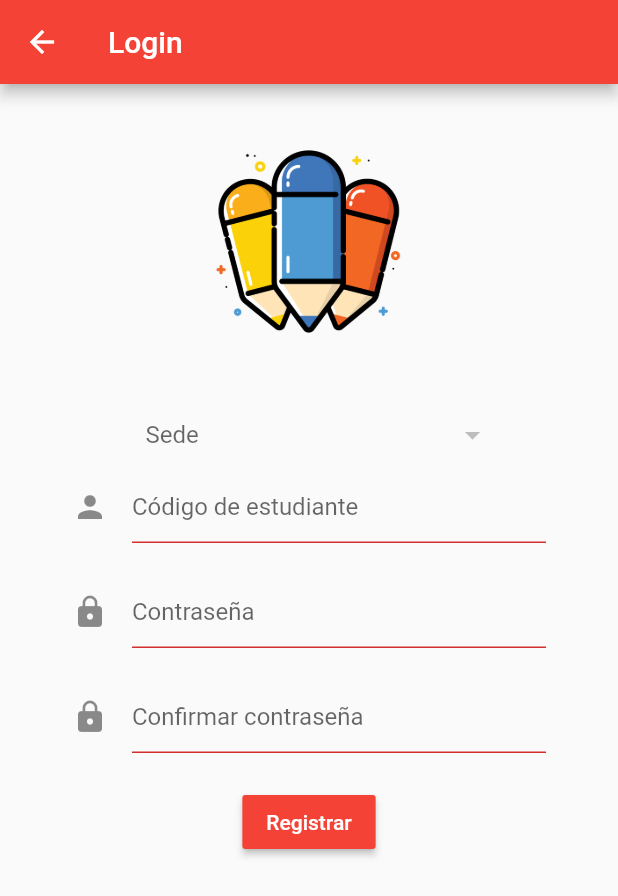
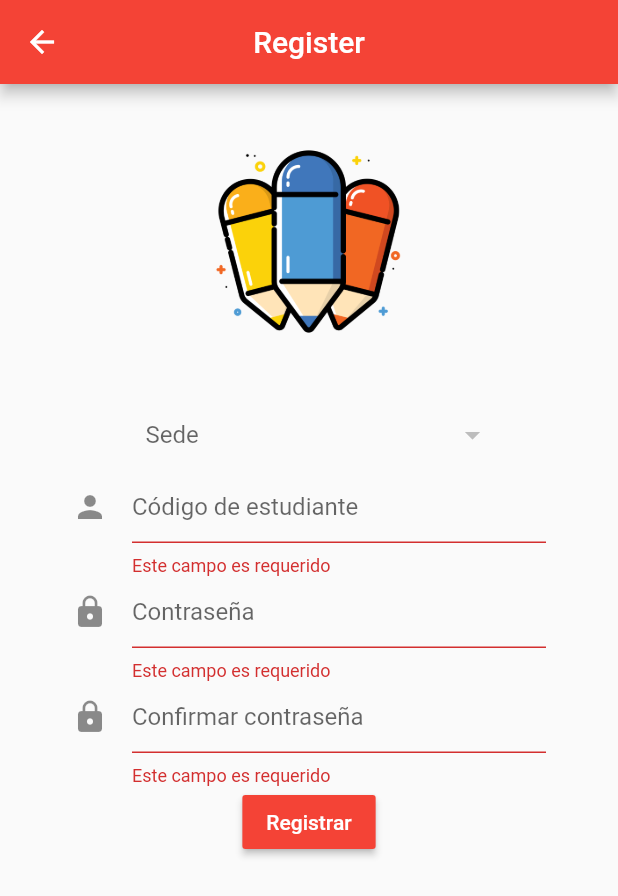
Before and after one commit to willingtonortiz/cubipool-flutter, a Flutter app: the RegisterPage screen opened by its route, after a tap on "Registrar", on a phone screen of 412 x 824 dp. Shown: the top 896 px of the screen. Run offline on Flutter 3.47's test engine with Material 2 defaults, Android fonts, the phone set to English and light mode, and no system bars; our stand-ins replace bloc, curved_navigation_bar, equatable, expandable, flutter_bloc, flutter_spinkit and 2 more; missing offline and left inert: barcode_scan; accounts and stored records are empty; network calls fail.

Commit message:
Se agregaron las validaciones a la pagina de registro, y se corrigio la navegacion de la misma; Se modifico el metodo para registrar un nuevo usuario

```diff
--- a/lib/main.dart
+++ b/lib/main.dart
@@ -12,7 +12,6 @@ class App extends StatelessWidget {
   Widget build(BuildContext context) {
     return MaterialApp(
       title: 'Cubipool APP',
-			debugShowCheckedModeBanner: false,
       theme: ThemeData(
         primarySwatch: Colors.red,
         visualDensity: VisualDensity.adaptivePlatformDensity,
--- a/lib/modules/auth/register/pages/register_page.dart
+++ b/lib/modules/auth/register/pages/register_page.dart
@@ -1,5 +1,7 @@
 import 'package:cubipool/models/campus.dart';
+import 'package:cubipool/services/auth/auth_service.dart';
 import 'package:cubipool/services/campus/campus_http_service.dart';
+import 'package:flutter/cupertino.dart';
 import 'package:flutter/material.dart';
 
 class RegisterPage extends StatefulWidget {
@@ -17,6 +19,8 @@ class _RegisterPageState extends State<RegisterPage> {
   var passwordController = TextEditingController();
   var confirmPasswordController = TextEditingController();
 
+  final _formKey = GlobalKey<FormState>();
+
   @override
   void initState() {
     super.initState();
@@ -27,10 +31,14 @@ class _RegisterPageState extends State<RegisterPage> {
   Widget build(BuildContext context) {
     return Scaffold(
       appBar: AppBar(
-        title: Text('Login'),
+        title: Text('Register'),
+        centerTitle: true,
       ),
       resizeToAvoidBottomInset: false,
-      body: Column(
+      body: Builder(
+        builder: (scfContext) => Form(
+          key: _formKey,
+          child: Column(
             children: <Widget>[
               Container(
                   margin: EdgeInsets.symmetric(vertical: 30.0),
@@ -48,8 +56,10 @@ class _RegisterPageState extends State<RegisterPage> {
                 padding: const EdgeInsets.symmetric(horizontal: 48.0),
                 child: _buildConfirmPasswordInput(),
               ),
-          _buildRegisterButton(),
+              _buildRegisterButton(scfContext),
             ],
+          ),
+        ),
       ),
     );
   }
@@ -80,15 +90,6 @@ class _RegisterPageState extends State<RegisterPage> {
         ),
       );
 
-  RaisedButton _buildRegisterButton() => RaisedButton(
-        color: Theme.of(context).primaryColor,
-        child: Text(
-          'Registrar',
-          style: TextStyle(color: Colors.white),
-        ),
-        onPressed: () {},
-      );
-
   TextFormField _buildStudentCodeInput() => TextFormField(
         controller: studentCodeController,
         decoration: InputDecoration(
@@ -96,7 +97,14 @@ class _RegisterPageState extends State<RegisterPage> {
             icon: Icon(Icons.person),
             errorText: ''),
         style: TextStyle(fontSize: 16.0),
-        validator: (String value) {},
+        validator: (String value) {
+          if (value.isEmpty) return "Este campo es requerido";
+
+          RegExp regExp = RegExp(r"^[uU]\d{4}\w{5}$", multiLine: false);
+          if (!regExp.hasMatch(value)) return "Debe ingresar un código válido";
+
+          return null;
+        },
       );
 
   TextFormField _buildPasswordInput() => TextFormField(
@@ -105,7 +113,10 @@ class _RegisterPageState extends State<RegisterPage> {
         decoration: InputDecoration(
             hintText: 'Contraseña', icon: Icon(Icons.lock), errorText: ''),
         style: TextStyle(fontSize: 16.0),
-        validator: (String value) {},
+        validator: (String value) {
+          if (value.isEmpty) return "Este campo es requerido";
+          return null;
+        },
       );
 
   TextFormField _buildConfirmPasswordInput() => TextFormField(
@@ -116,8 +127,62 @@ class _RegisterPageState extends State<RegisterPage> {
             icon: Icon(Icons.lock),
             errorText: ''),
         style: TextStyle(fontSize: 16.0),
-        validator: (String value) {},
+        validator: (String value) {
+          if (value.isEmpty) return "Este campo es requerido";
+          var password = passwordController.text;
+          debugPrint(value);
+          debugPrint(password);
+          if (password != value) return "La contraseña no coincide";
+          return null;
+        },
       );
+
+  RaisedButton _buildRegisterButton(BuildContext context) => RaisedButton(
+        color: Theme.of(context).primaryColor,
+        child: Text(
+          'Registrar',
+          style: TextStyle(color: Colors.white),
+        ),
+        onPressed: () async {
+          if (!_formKey.currentState.validate()) return;
+
+          var username = studentCodeController.text;
+          var password = passwordController.text;
+
+          try {
+            var token = await AuthService.register(username, password);
+
+            showSuccessAlert(context);
+          } on Exception catch (e) {
+            showSnackBar(context, 'Hubo un error al registrarse');
+          }
+        },
+      );
+
+  void showSuccessAlert(BuildContext context) {
+    showDialog(
+      context: context,
+      builder: (context) => AlertDialog(
+        title: Text('🎉 Bienvenido! 🎉', textAlign: TextAlign.center),
+        content: Text('Se registro exitosamente', textAlign: TextAlign.center),
+        actions: <Widget>[
+          FlatButton(
+            child: Text('Aceptar'),
+            onPressed: () {
+              // Para cerrar el dialog
+              Navigator.of(context).pop();
+              // Para salir de la pantalla de registro
+              Navigator.of(context).pop();
+            },
+          )
+        ],
+      ),
+    );
+  }
+
+  void showSnackBar(BuildContext context, String text) {
+    Scaffold.of(context).showSnackBar(SnackBar(content: Text(text)));
+  }
 
   /* LOGIC */
   Future fetchCampusList() async {
@@ -126,4 +191,10 @@ class _RegisterPageState extends State<RegisterPage> {
       campusList = items;
     });
   }
+
+  bool isUsernameValid() {
+    var username = studentCodeController.text;
+    RegExp regExp = RegExp(r"^[uU]\d{4}\w{5}$", multiLine: false);
+    return regExp.hasMatch(username);
   }
+}
```
Also changed, not shown: lib/services/auth/auth_service.dart (+6 -4 lines). Lines whose indentation alone changed are shown as unchanged.
